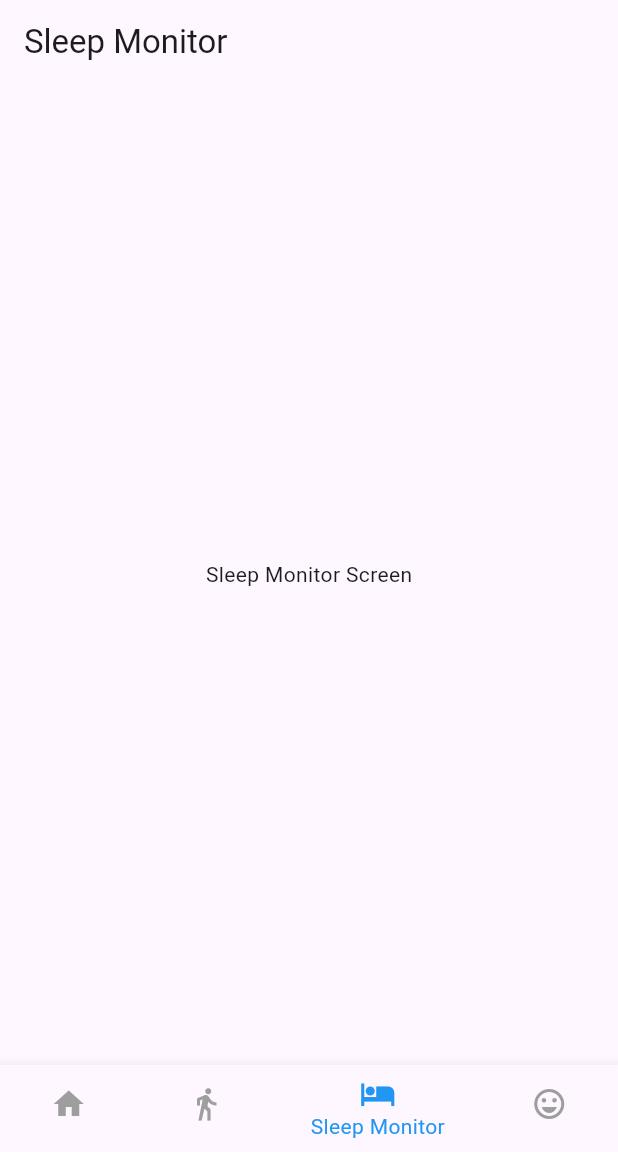
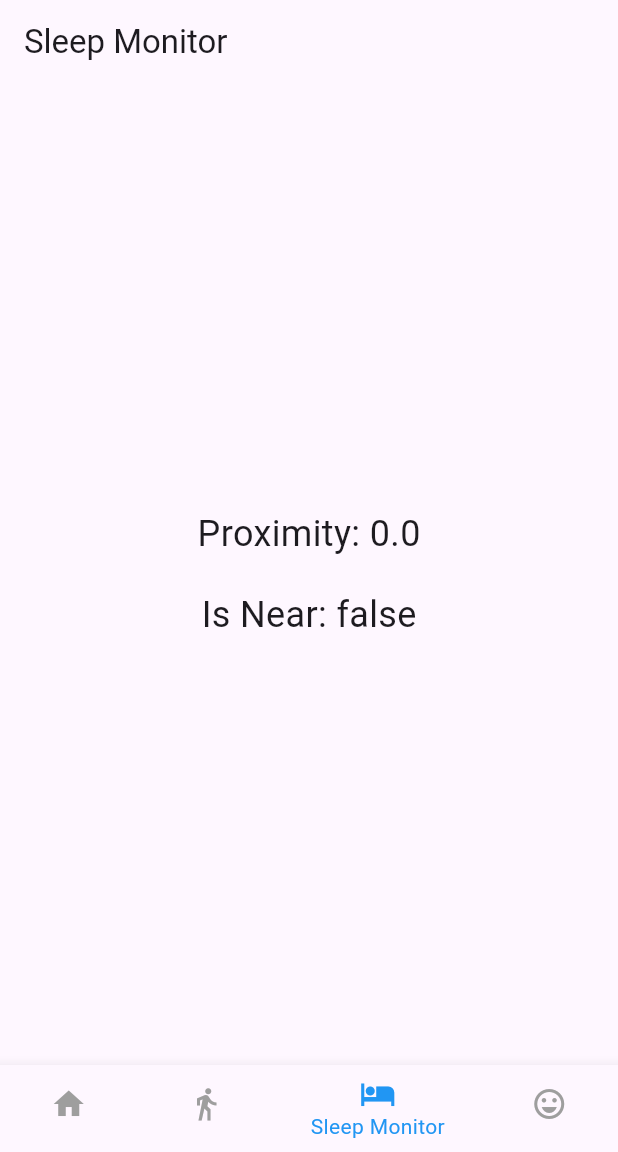
Before and after one commit to imshaaz21/Health_Companion_App, a Flutter app: the screen it shows after launch, item 3 of the bottom bar chosen, on a phone screen of 412 x 824 dp, the part 84-1236 px from its top. Run offline on Flutter 3.47's test engine with Material 3 defaults, Android fonts, the phone set to English and light mode, and no system bars; missing offline and left inert: proximity_sensor.

Commit message:
Add proximity sensor functionality to Sleep Monitor Screen

```diff
--- a/lib/screens/sleep_monitor_screen.dart
+++ b/lib/screens/sleep_monitor_screen.dart
@@ -1,7 +1,56 @@
 import 'package:flutter/material.dart';
+import 'package:flutter/foundation.dart' as foundation;
+import 'dart:async';
+import 'package:proximity_sensor/proximity_sensor.dart';
 
-class SleepMonitorScreen extends StatelessWidget {
+class SleepMonitorScreen extends StatefulWidget {
   const SleepMonitorScreen({super.key});
+
+  @override
+  State<SleepMonitorScreen> createState() => _SleepMonitorScreenState();
+}
+
+class _SleepMonitorScreenState extends State<SleepMonitorScreen> {
+  bool _isNear = false;
+  double _proximity = 0;
+  late StreamSubscription<dynamic> _streamSubscription;
+
+  @override
+  void initState() {
+    super.initState();
+    listenSensor();
+  }
+
+  @override
+  void dispose() {
+    super.dispose();
+    _streamSubscription.cancel();
+  }
+
+  Future<void> listenSensor() async {
+    debugPrint('listening to sensor...');
+    FlutterError.onError = (FlutterErrorDetails details) {
+      if (foundation.kDebugMode) {
+        FlutterError.dumpErrorToConsole(details);
+      }
+    };
+
+    // --------------------------------------------------------------------
+    // You only need to make this call if you want to turn off the screen.
+    await ProximitySensor.setProximityScreenOff(true)
+        .onError((error, stackTrace) {
+      debugPrint("could not enable screen off functionality");
+      return null;
+    });
+
+    _streamSubscription = ProximitySensor.events.listen((int event) {
+      debugPrint('Proximity: $event');
+      setState(() {
+        _isNear = (event > 0) ? true : false;
+        _proximity = event.toDouble();
+      });
+    });
+  }
 
   @override
   Widget build(BuildContext context) {
@@ -9,12 +58,25 @@ class SleepMonitorScreen extends StatelessWidget {
       appBar: AppBar(
         title: const Text('Sleep Monitor'),
       ),
-      body: const Column(
+      body: Column(
         crossAxisAlignment: CrossAxisAlignment.stretch,
         children: [
           Expanded(
             child: Center(
-              child: Text('Sleep Monitor Screen'),
+              child: Column(
+                mainAxisAlignment: MainAxisAlignment.center,
+                children: <Widget>[
+                  Text(
+                    'Proximity: $_proximity',
+                    style: const TextStyle(fontSize: 24),
+                  ),
+                  const SizedBox(height: 20),
+                  Text(
+                    'Is Near: $_isNear',
+                    style: const TextStyle(fontSize: 24),
+                  ),
+                ],
+              ),
             ),
           )
         ],
```
